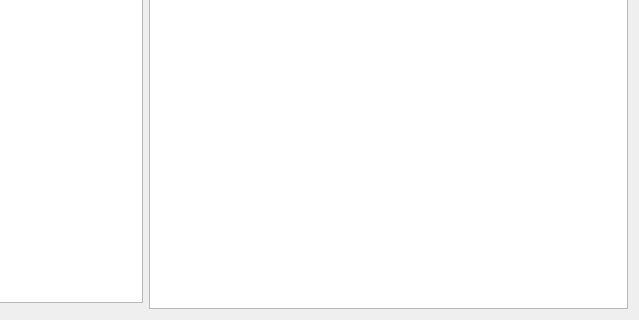
First picture: the form in ui/opened_project_frame.ui, repository tud-zih-energy/voice-annotation-tool, before the edit; both pictures show x 347 to 986 and y 420 to 740 of the 986 by 740 pixel window.
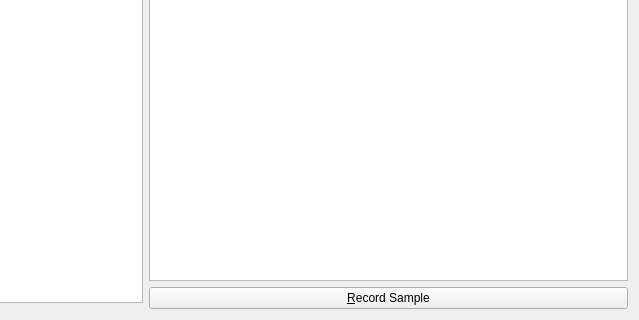
Second picture: the form after the edit. Custom widgets are drawn as their Qt base class.

Commit message: Add a button to record new samples

The edit to the form file:
```diff
--- a/ui/opened_project_frame.ui
+++ b/ui/opened_project_frame.ui
@@ -189,6 +189,16 @@
        </property>
       </widget>
      </item>
+     <item>
+      <widget class="QPushButton" name="recordButton">
+       <property name="toolTip">
+        <string>Start recording a new sample and save it to the audio folder selected in the project settings. Click the button again to stop recording.</string>
+       </property>
+       <property name="text">
+        <string>&amp;Record Sample</string>
+       </property>
+      </widget>
+     </item>
     </layout>
    </item>
   </layout>
```
Left out of the diff: 25 changed lines with no effect on the pictures. The commit also changes 1 other file.
